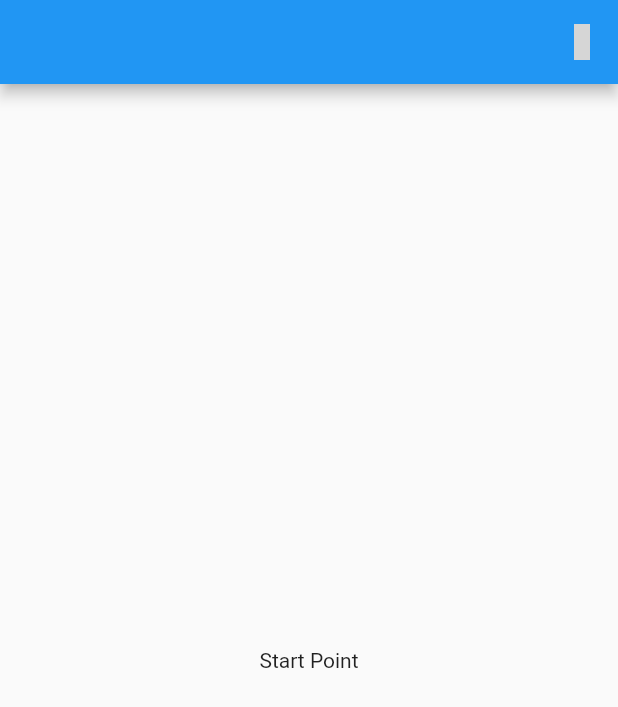
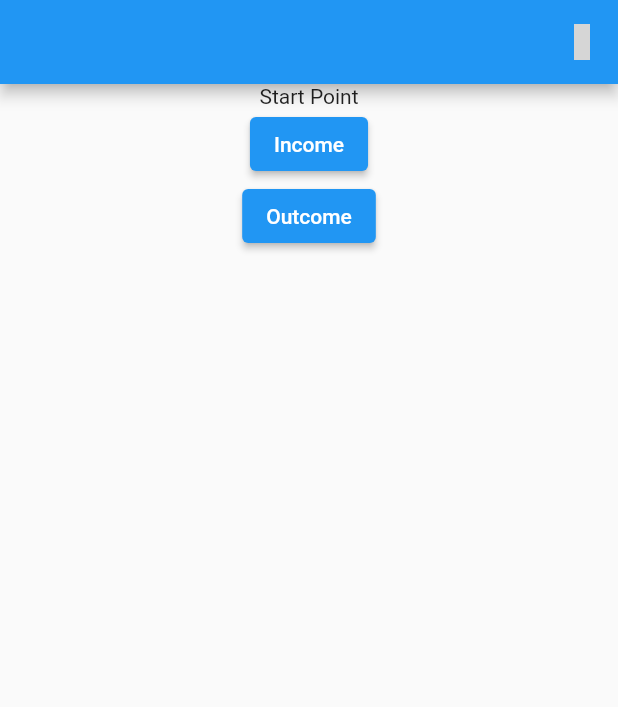
Before and after one commit to nidaldh/barber_store, a Flutter app: the screen it shows after launch, on a phone screen of 412 x 824 dp. Shown: the top 707 px of the screen. Run offline on Flutter 3.47's test engine with Material 2 defaults, Android fonts, the phone set to English and light mode, and no system bars; our stand-ins replace cloud_firestore, datetime_picker_formfield, firebase_core, get, material_design_icons_flutter; missing offline and left inert: flutter_barcode_scanner; accounts and stored records are empty; grey boxes are pictures that could not be loaded.

Commit message:
1. document form add/edit 2. change document model

```diff
--- /dev/null
+++ b/lib/infrastructure/constant/Categories.dart
@@ -0,0 +1,4 @@
+class Categories {
+  static const List<String> incomeCategories = ['in1', 'in2'];
+  static const List<String> outcomeCategories = ['out1', 'out2'];
+}
--- a/lib/infrastructure/constant/Constant.dart
+++ b/lib/infrastructure/constant/Constant.dart
@@ -1,4 +1,9 @@
 class Constant {
   static const String PRODUCT_COLLECTION = 'product';
   static const String BALANCE_COLLECTION = 'balance';
+  static const String INCOME_COLLECTION = 'income';
+  static const String OUTCOME_COLLECTION = 'outcome';
+
+  static const String INCOME_TYPE = 'income';
+  static const String OUTCOME_TYPE = 'outcome';
 }
--- /dev/null
+++ b/lib/infrastructure/navigation/bindings/controllers/balance/document.controller.binding.dart
@@ -0,0 +1,16 @@
+import 'package:barbers_store/infrastructure/controller/balance/document.controller.dart';
+import 'package:barbers_store/infrastructure/model/document.model.dart';
+import 'package:get/get.dart';
+
+class DocumentControllerBinding extends Bindings {
+  Type type;
+
+  DocumentControllerBinding(this.type);
+
+  @override
+  void dependencies() {
+    Get.lazyPut<DocumentController>(
+      () => DocumentController(type),
+    );
+  }
+}
--- a/lib/infrastructure/navigation/navigation.dart
+++ b/lib/infrastructure/navigation/navigation.dart
@@ -1,5 +1,8 @@
+import 'package:barbers_store/infrastructure/model/document.model.dart';
+import 'package:barbers_store/infrastructure/navigation/bindings/controllers/balance/document.controller.binding.dart';
 import 'package:barbers_store/infrastructure/navigation/bindings/controllers/controllers_bindings.dart';
 import 'package:barbers_store/presentation/balance/balance.screen.dart';
+import 'package:barbers_store/presentation/balance/form.screen.dart';
 import 'package:barbers_store/presentation/store/product_list.screen.dart';
 import 'package:flutter/material.dart';
 import 'package:get/get.dart';
@@ -38,5 +41,13 @@ class Nav {
         name: Routes.STORE,
         page: () => StoreScreen(),
         binding: StoreControllerBinding()),
+    GetPage(
+        name: Routes.INCOME_FORM,
+        page: () => FormScreen(),
+        binding: DocumentControllerBinding(Type.income)),
+    GetPage(
+        name: Routes.OUTCOME_FORM,
+        page: () => FormScreen(),
+        binding: DocumentControllerBinding(Type.outcome)),
   ];
 }
--- a/lib/infrastructure/navigation/routes.dart
+++ b/lib/infrastructure/navigation/routes.dart
@@ -1,10 +1,11 @@
 class Routes {
   static Future<String> get initialRoute async {
-    // TODO: implement method
     return BALANCE;
   }
 
   static const BALANCE = '/home';
   static const PRODUCT_LIST = '/product-list';
   static const STORE = '/store';
+  static const INCOME_FORM = '/income-form';
+  static const OUTCOME_FORM = '/outcome-form';
 }
--- a/lib/presentation/balance/balance.screen.dart
+++ b/lib/presentation/balance/balance.screen.dart
@@ -16,8 +16,18 @@ class BalanceScreen extends StatelessWidget {
               })
         ],
       ),
-      body: Center(
-        child: Text('Start Point'),
+      body: Column(
+        children: [
+          Center(
+            child: Text('Start Point'),
+          ),
+          ElevatedButton(
+              onPressed: () => Get.toNamed(Routes.INCOME_FORM),
+              child: Text('Income')),
+          ElevatedButton(
+              onPressed: () => Get.toNamed(Routes.OUTCOME_FORM),
+              child: Text('Outcome')),
+        ],
       ),
     );
   }
--- a/pubspec.yaml
+++ b/pubspec.yaml
@@ -28,6 +28,8 @@ dependencies:
   json_serializable: ^4.1.0
   json_annotation: ^4.0.1
   material_design_icons_flutter: ^5.0.5955-rc.1
+  intl: ^0.17.0
+  datetime_picker_formfield:
 
   flutter:
     sdk: flutter
```
Also changed, not shown: lib/infrastructure/controller/balance/document.controller.dart (added, +74 -0 lines), lib/infrastructure/model/document.model.dart (+22 -6 lines), lib/presentation/balance/form.screen.dart (added, +156 -0 lines), lib/infrastructure/model/document.model.g.dart, pubspec.lock.
